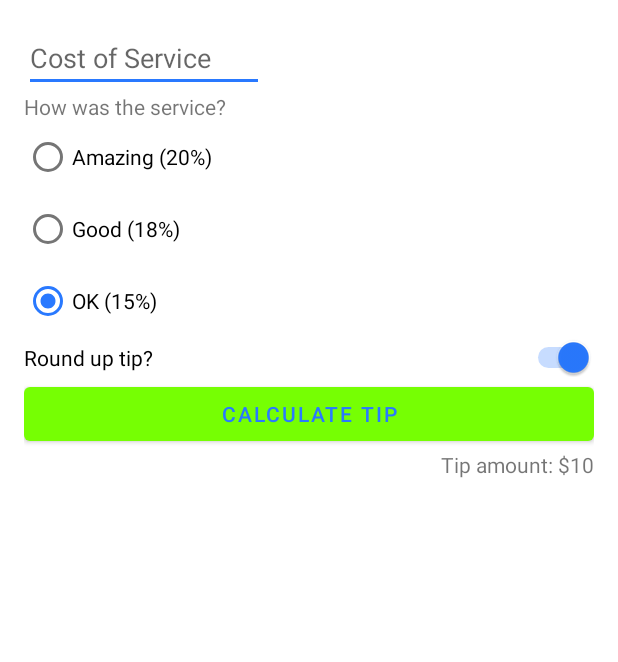
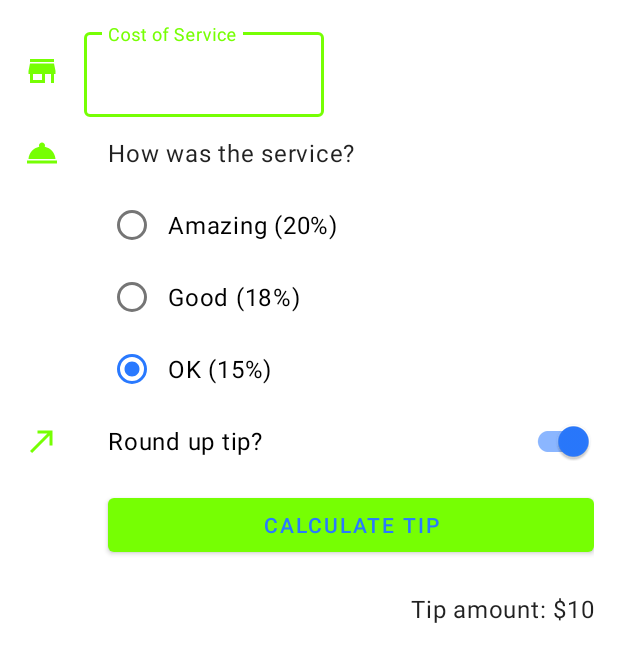
Before and after one commit to KarlPiasecki/tip_calculator, an Android app: the layout activity_main.xml on its own in the app's theme, with its tools: preview values and no code run, on a phone screen of 412 x 824 dp. Shown: the top 662 px of the screen. Run offline under Robolectric (Android 15) with nearby library versions, the phone set to English and light mode, and no system bars.

Commit message:
Fixed the layout and colors

```diff
--- a/app/build.gradle
+++ b/app/build.gradle
@@ -1,6 +1,7 @@
 plugins {
     id 'com.android.application'
     id 'kotlin-android'
+    id 'kotlin-android-extensions'
 }
 
 android {
@@ -17,7 +18,7 @@ android {
         targetSdkVersion 30
         versionCode 1
         versionName "1.0"
-
+        vectorDrawables.useSupportLibrary = true
         testInstrumentationRunner "androidx.test.runner.AndroidJUnitRunner"
     }
 
--- a/app/src/main/java/com/example/tipcalculator/MainActivity.kt
+++ b/app/src/main/java/com/example/tipcalculator/MainActivity.kt
@@ -1,6 +1,10 @@
 package com.example.tipcalculator
 
+import android.content.Context
 import android.os.Bundle
+import android.view.KeyEvent
+import android.view.View
+import android.view.inputmethod.InputMethodManager
 import androidx.appcompat.app.AppCompatActivity
 import com.example.tipcalculator.databinding.ActivityMainBinding
 import java.text.NumberFormat
@@ -15,11 +19,12 @@ class MainActivity : AppCompatActivity() {
         setContentView(binding.root)
 
         binding.calculateButton.setOnClickListener { calculateTip() }
+        binding.costOfServiceEditText.setOnKeyListener { view, keyCode, _ -> handleKeyEvent(view, keyCode)}
     }
 
     private fun calculateTip() {
         //comments
-        val stringInTextField = binding.costOfService.text.toString()
+        val stringInTextField = binding.costOfServiceEditText.text.toString()
         val cost = stringInTextField.toDoubleOrNull()
         if (cost == null || cost == 0.0) {
             displayTip(0.00)
@@ -44,4 +49,14 @@ class MainActivity : AppCompatActivity() {
         val formattedTip = NumberFormat.getCurrencyInstance().format(tip)
         binding.tipResult.text = getString(R.string.tip_amount, formattedTip)
     }
+
+    private fun handleKeyEvent(view: View, keyCode: Int): Boolean {
+        if (keyCode == KeyEvent.KEYCODE_ENTER) {
+            //hide keyboard on enter
+            val inputMethodManager = getSystemService(Context.INPUT_METHOD_SERVICE) as InputMethodManager
+            inputMethodManager.hideSoftInputFromWindow(view.windowToken, 0)
+            return true
+        }
+        return false
+    }
 }
--- /dev/null
+++ b/app/src/main/res/drawable/ic_round_up.xml
@@ -0,0 +1,10 @@
+<vector xmlns:android="http://schemas.android.com/apk/res/android"
+    android:width="24dp"
+    android:height="24dp"
+    android:viewportWidth="24"
+    android:viewportHeight="24"
+    android:tint="?attr/colorPrimary">
+  <path
+      android:fillColor="@android:color/white"
+      android:pathData="M9,5v2h6.59L4,18.59 5.41,20 17,8.41V15h2V5z"/>
+</vector>
--- /dev/null
+++ b/app/src/main/res/drawable/ic_service.xml
@@ -0,0 +1,10 @@
+<vector xmlns:android="http://schemas.android.com/apk/res/android"
+    android:width="24dp"
+    android:height="24dp"
+    android:viewportWidth="24"
+    android:viewportHeight="24"
+    android:tint="?attr/colorPrimary">
+  <path
+      android:fillColor="@android:color/white"
+      android:pathData="M2,17h20v2L2,19zM13.84,7.79c0.1,-0.24 0.16,-0.51 0.16,-0.79 0,-1.1 -0.9,-2 -2,-2s-2,0.9 -2,2c0,0.28 0.06,0.55 0.16,0.79C6.25,8.6 3.27,11.93 3,16h18c-0.27,-4.07 -3.25,-7.4 -7.16,-8.21z"/>
+</vector>
--- /dev/null
+++ b/app/src/main/res/drawable/ic_store.xml
@@ -0,0 +1,10 @@
+<vector xmlns:android="http://schemas.android.com/apk/res/android"
+    android:width="24dp"
+    android:height="24dp"
+    android:viewportWidth="24"
+    android:viewportHeight="24"
+    android:tint="?attr/colorPrimary">
+  <path
+      android:fillColor="@android:color/white"
+      android:pathData="M20,4L4,4v2h16L20,4zM21,14v-2l-1,-5L4,7l-1,5v2h1v6h10v-6h4v6h2v-6h1zM12,18L6,18v-4h6v4z"/>
+</vector>
--- a/app/src/main/res/layout/activity_main.xml
+++ b/app/src/main/res/layout/activity_main.xml
@@ -1,29 +1,54 @@
 <?xml version="1.0" encoding="utf-8"?>
-<androidx.constraintlayout.widget.ConstraintLayout xmlns:android="http://schemas.android.com/apk/res/android"
+
+<ScrollView xmlns:android="http://schemas.android.com/apk/res/android"
+    android:layout_width="match_parent"
+    android:layout_height="match_parent"
     xmlns:app="http://schemas.android.com/apk/res-auto"
     xmlns:tools="http://schemas.android.com/tools"
+    tools:context=".MainActivity">
+
+
+<androidx.constraintlayout.widget.ConstraintLayout
     android:layout_width="match_parent"
-    android:layout_height="match_parent"
-    android:padding="16dp"
-    tools:context=".MainActivity">
+    android:layout_height="wrap_content"
+    android:padding="16dp" >
+
+    <ImageView
+        android:layout_width="wrap_content"
+        android:layout_height="wrap_content"
+        android:id="@+id/icon_cost_of_service"
+        android:importantForAccessibility="no"
+        app:srcCompat="@drawable/ic_store"
+        app:layout_constraintTop_toTopOf="@id/cost_of_service"
+        app:layout_constraintStart_toStartOf="parent"
+        app:layout_constraintBottom_toBottomOf="@id/cost_of_service" />
+
+    <com.google.android.material.textfield.TextInputLayout
+        android:layout_width="160dp"
+        android:layout_height="wrap_content"
+        android:id="@+id/cost_of_service"
+        android:hint="@string/cost_of_service"
+        android:layout_marginStart="16dp"
+        app:layout_constraintStart_toEndOf="@id/icon_cost_of_service"
+        app:layout_constraintTop_toTopOf="parent">
+
+        <com.google.android.material.textfield.TextInputEditText
+            android:layout_width="match_parent"
+            android:layout_height="wrap_content"
+            android:id="@+id/cost_of_service_edit_text"
+            android:inputType="numberDecimal" />
+
+    </com.google.android.material.textfield.TextInputLayout>
 
     <Button
         android:id="@+id/calculate_button"
         android:layout_width="0dp"
         android:layout_height="wrap_content"
         android:text="@string/calculate_tip"
+        android:layout_marginTop="8dp"
         app:layout_constraintEnd_toEndOf="parent"
-        app:layout_constraintStart_toStartOf="parent"
+        app:layout_constraintStart_toStartOf="@id/round_up_switch"
         app:layout_constraintTop_toBottomOf="@id/round_up_switch" />
-
-    <EditText
-        android:id="@+id/cost_of_service"
-        android:layout_width="160dp"
-        android:layout_height="wrap_content"
-        android:hint="@string/cost_of_service"
-        android:inputType="numberDecimal"
-        app:layout_constraintStart_toStartOf="parent"
-        app:layout_constraintTop_toTopOf="parent" />
 
     <RadioGroup
         android:id="@+id/tip_options"
@@ -31,7 +56,7 @@
         android:layout_height="wrap_content"
         android:checkedButton="@id/option_ok"
         android:orientation="vertical"
-        app:layout_constraintStart_toStartOf="parent"
+        app:layout_constraintStart_toStartOf="@id/service_question"
         app:layout_constraintTop_toBottomOf="@id/service_question">
 
         <RadioButton
@@ -54,31 +79,58 @@
 
     </RadioGroup>
 
-    <Switch
+    <ImageView
+        android:layout_width="wrap_content"
+        android:layout_height="wrap_content"
+        android:id="@+id/icon_round_up"
+        android:importantForAccessibility="no"
+        app:srcCompat="@drawable/ic_round_up"
+        app:layout_constraintStart_toStartOf="parent"
+        app:layout_constraintTop_toTopOf="@id/round_up_switch"
+        app:layout_constraintBottom_toBottomOf="@id/round_up_switch"/>
+
+
+    <com.google.android.material.switchmaterial.SwitchMaterial
         android:id="@+id/round_up_switch"
         android:layout_width="0dp"
-        android:layout_height="0dp"
+        android:layout_height="wrap_content"
         android:checked="true"
         android:text="@string/round_up_tip"
         app:layout_constraintEnd_toEndOf="parent"
-        app:layout_constraintStart_toStartOf="parent"
+        app:layout_constraintStart_toStartOf="@id/tip_options"
         app:layout_constraintTop_toBottomOf="@id/tip_options"
         tools:ignore="UseSwitchCompatOrMaterialXml" />
+
+    <ImageView
+        android:layout_width="wrap_content"
+        android:layout_height="wrap_content"
+        android:id="@+id/icon_service_question"
+        android:importantForAccessibility="no"
+        app:srcCompat="@drawable/ic_service"
+        app:layout_constraintStart_toStartOf="parent"
+        app:layout_constraintTop_toTopOf="@id/service_question"
+        app:layout_constraintBottom_toBottomOf="@id/service_question" />
 
     <TextView
         android:id="@+id/service_question"
         android:layout_width="wrap_content"
         android:layout_height="wrap_content"
         android:text="@string/how_was_the_service"
-        app:layout_constraintStart_toStartOf="parent"
+        android:layout_marginStart="16dp"
+        style="@style/Widget.TipCalculator.TextView"
+        app:layout_constraintStart_toStartOf="@id/cost_of_service"
         app:layout_constraintTop_toBottomOf="@id/cost_of_service" />
 
     <TextView
         android:id="@+id/tip_result"
         android:layout_width="wrap_content"
         android:layout_height="wrap_content"
+        android:layout_marginTop="8dp"
+        style="@style/Widget.TipCalculator.TextView"
         tools:text="Tip amount: $10"
         app:layout_constraintEnd_toEndOf="parent"
         app:layout_constraintTop_toBottomOf="@id/calculate_button" />
 
 </androidx.constraintlayout.widget.ConstraintLayout>
+
+</ScrollView>
--- a/app/src/main/res/values-night/themes.xml
+++ b/app/src/main/res/values-night/themes.xml
@@ -12,5 +12,11 @@
         <!-- Status bar color. -->
         <item name="android:statusBarColor" tools:targetApi="l">?attr/colorPrimaryVariant</item>
         <!-- Customize your theme here. -->
+        <!-- Text input fields -->
+        <item name="textInputStyle">@style/Widget.MaterialComponents.TextInputLayout.OutlinedBox</item>
+        <!-- For radio buttons -->
+        <item name="radioButtonStyle">@style/Widget.TipCalculator.CompoundButton.RadioButton</item>
+        <!-- For switches -->
+        <item name="switchStyle">@style/Widget.TipCalculator.CompoundButton.Switch</item>
     </style>
 </resources>
--- /dev/null
+++ b/app/src/main/res/values/dimens.xml
@@ -0,0 +1,4 @@
+<?xml version="1.0" encoding="utf-8"?>
+<resources>
+    <dimen name="min_text_height">48dp</dimen>
+</resources>
--- /dev/null
+++ b/app/src/main/res/values/styles.xml
@@ -0,0 +1,17 @@
+<?xml version="1.0" encoding="utf-8"?>
+<resources>
+    <style name="Widget.TipCalculator.TextView" parent="Widget.MaterialComponents.TextView">
+        <item name="android:minHeight">@dimen/min_text_height</item>
+        <item name="android:gravity">center_vertical</item>
+        <item name="android:textAppearance">?attr/textAppearanceBody1</item>
+    </style>
+    <style name="Widget.TipCalculator.CompoundButton.Switch" parent="Widget.MaterialComponents.CompoundButton.Switch">
+        <item name="android:minHeight">@dimen/min_text_height</item>
+        <item name="android:gravity">center_vertical</item>
+        <item name="android:textAppearance">?attr/textAppearanceBody1</item>
+    </style>
+    <style name="Widget.TipCalculator.CompoundButton.RadioButton" parent="Widget.MaterialComponents.CompoundButton.RadioButton">
+        <item name="android:paddingStart">8dp</item>
+        <item name="android:textAppearance">?attr/textAppearanceBody1</item>
+    </style>
+</resources>
--- a/app/src/main/res/values/themes.xml
+++ b/app/src/main/res/values/themes.xml
@@ -12,6 +12,11 @@
         <!-- Status bar color. -->
         <item name="android:statusBarColor" tools:targetApi="l">?attr/colorPrimaryVariant</item>
         <!-- Customize your theme here. -->
-
+        <!-- Text input fields -->
+        <item name="textInputStyle">@style/Widget.MaterialComponents.TextInputLayout.OutlinedBox</item>
+        <!-- For radio buttons -->
+        <item name="radioButtonStyle">@style/Widget.TipCalculator.CompoundButton.RadioButton</item>
+        <!-- For switches -->
+        <item name="switchStyle">@style/Widget.TipCalculator.CompoundButton.Switch</item>
     </style>
 </resources>
```
